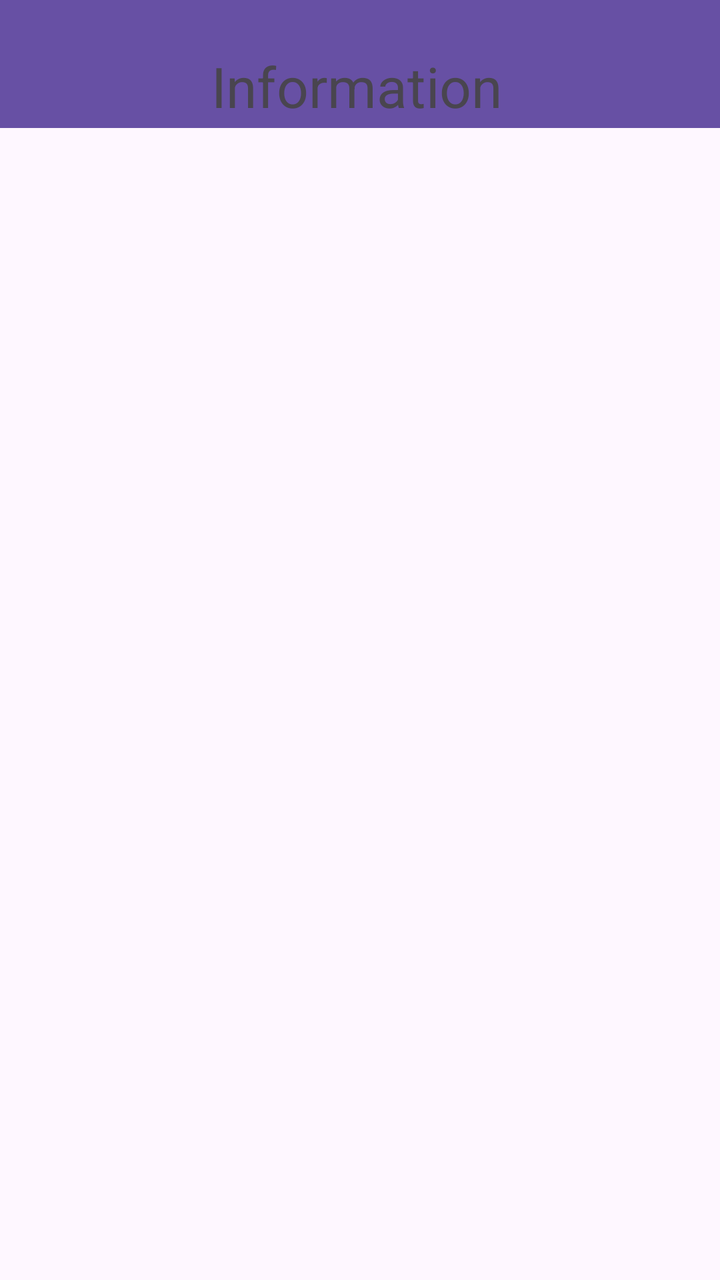
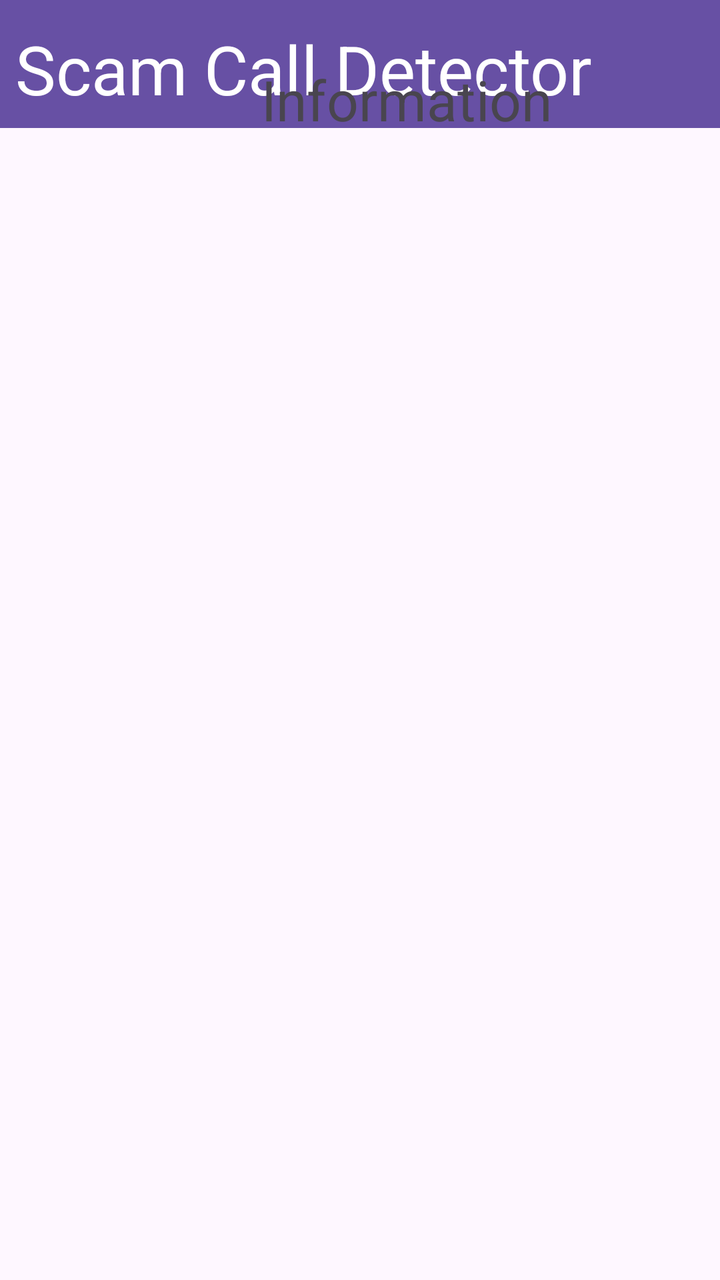

The first picture is an Android layout as it rendered before a commit; the second is the same layout after the commit. The layout source and the unified diff follow.
<!-- AndroidManifest.xml: application theme Theme.ScamCallDetector -->
<!-- res/layout/activity_information_cards.xml -->
<?xml version="1.0" encoding="utf-8"?>
<androidx.constraintlayout.widget.ConstraintLayout xmlns:android="http://schemas.android.com/apk/res/android"
    xmlns:app="http://schemas.android.com/apk/res-auto"
    xmlns:tools="http://schemas.android.com/tools"
    android:id="@+id/main"
    android:layout_width="match_parent"
    android:layout_height="match_parent"
    android:layout_gravity="center_horizontal"
    tools:context=".InformationCards">

    <include layout="@layout/nav_bars" />

    <LinearLayout
        android:layout_width="407dp"
        android:layout_height="674dp"
        android:layout_marginEnd="4dp"
        android:orientation="vertical"
        app:layout_constraintBottom_toBottomOf="parent"
        app:layout_constraintEnd_toEndOf="parent"
        app:layout_constraintStart_toStartOf="parent"
        app:layout_constraintTop_toTopOf="parent">

        <TextView
            android:id="@+id/information_title"
            android:layout_width="wrap_content"
            android:layout_height="wrap_content"
            android:layout_gravity="center_horizontal"
            android:layout_marginTop="50dp"
            android:scaleX="2"
            android:scaleY="2"
            android:text="@string/information" />

        <ScrollView
            android:layout_width="364dp"
            android:layout_height="625dp"
            android:layout_gravity="center_horizontal"
            android:layout_marginTop="20dp"
            android:layout_weight="1">

            <LinearLayout
                android:id="@+id/info_container"
                android:layout_width="match_parent"
                android:layout_height="wrap_content"
                android:orientation="vertical" />
        </ScrollView>
    </LinearLayout>
</androidx.constraintlayout.widget.ConstraintLayout>
<!-- res/layout/nav_bars.xml (included above) -->
<?xml version="1.0" encoding="utf-8"?>
<androidx.constraintlayout.widget.ConstraintLayout xmlns:android="http://schemas.android.com/apk/res/android"
    xmlns:app="http://schemas.android.com/apk/res-auto"
    xmlns:tools="http://schemas.android.com/tools"
    android:layout_width="match_parent"
    android:layout_height="match_parent">

    <androidx.appcompat.widget.Toolbar
        android:id="@+id/toolbar3"
        android:layout_width="match_parent"
        android:layout_height="wrap_content"
        android:background="?attr/colorPrimary"
        android:minHeight="?attr/actionBarSize"
        android:theme="?attr/actionBarTheme"
        app:layout_constraintBottom_toBottomOf="parent"
        app:layout_constraintEnd_toEndOf="parent"
        app:layout_constraintHorizontal_bias="1.0"
        app:layout_constraintStart_toStartOf="parent"
        app:layout_constraintTop_toTopOf="parent"
        app:layout_constraintVertical_bias="0.0" />

    <com.google.android.material.bottomnavigation.BottomNavigationView
        android:id="@+id/bottomNavigationView"
        android:layout_width="match_parent"
        android:layout_height="wrap_content"
        android:layout_marginTop="586dp"
        app:labelVisibilityMode="labeled"
        app:layout_constraintBottom_toBottomOf="parent"
        app:layout_constraintEnd_toEndOf="parent"
        app:layout_constraintHorizontal_bias="0.0"
        app:layout_constraintStart_toStartOf="parent"
        app:layout_constraintTop_toBottomOf="@+id/toolbar3"
        app:layout_constraintVertical_bias="1.0"
        app:menu="@menu/menu_scam_call" />

</androidx.constraintlayout.widget.ConstraintLayout>
<!-- resources referenced by this layout -->
<resources>
  <string name="information">Information</string>
  <style name="Theme.ScamCallDetector" parent="Base.Theme.ScamCallDetector" />
  <style name="Base.Theme.ScamCallDetector" parent="Theme.Material3.DayNight.NoActionBar">
          
          
      </style>
</resources>

<!-- the commit's change to res/layout/activity_information_cards.xml (unified diff, before → after) -->
@@ -17,8 +17,10 @@
         android:orientation="vertical"
         app:layout_constraintBottom_toBottomOf="parent"
         app:layout_constraintEnd_toEndOf="parent"
+        app:layout_constraintHorizontal_bias="0.0"
         app:layout_constraintStart_toStartOf="parent"
-        app:layout_constraintTop_toTopOf="parent">
+        app:layout_constraintTop_toTopOf="parent"
+        app:layout_constraintVertical_bias="0.313">
 
         <TextView
             android:id="@+id/information_title"
@@ -32,7 +34,7 @@
 
         <ScrollView
             android:layout_width="364dp"
-            android:layout_height="625dp"
+            android:layout_height="520dp"
             android:layout_gravity="center_horizontal"
             android:layout_marginTop="20dp"
             android:layout_weight="1">
@@ -81,4 +83,18 @@
         app:layout_constraintVertical_bias="1.0"
         app:menu="@menu/menu_scam_call" />
 
+    <TextView
+        android:id="@+id/textView6"
+        android:layout_width="304dp"
+        android:layout_height="51dp"
+        android:text="Scam Call Detector"
+        android:textColor="@color/white"
+        android:textSize="34sp"
+        app:layout_constraintBottom_toBottomOf="@+id/toolbar3"
+        app:layout_constraintEnd_toEndOf="parent"
+        app:layout_constraintHorizontal_bias="0.136"
+        app:layout_constraintStart_toStartOf="parent"
+        app:layout_constraintTop_toTopOf="parent"
+        app:layout_constraintVertical_bias="0.888" />
+
 </androidx.constraintlayout.widget.ConstraintLayout>
<!-- resource entries referenced after the edit -->
@@ -1,5 +1,6 @@
 <!-- resources referenced by this layout -->
 <resources>
+  <color name="white">#FFFFFFFF</color>
   <string name="information">Information</string>
   <style name="Theme.ScamCallDetector" parent="Base.Theme.ScamCallDetector" />
   <style name="Base.Theme.ScamCallDetector" parent="Theme.Material3.DayNight.NoActionBar">
